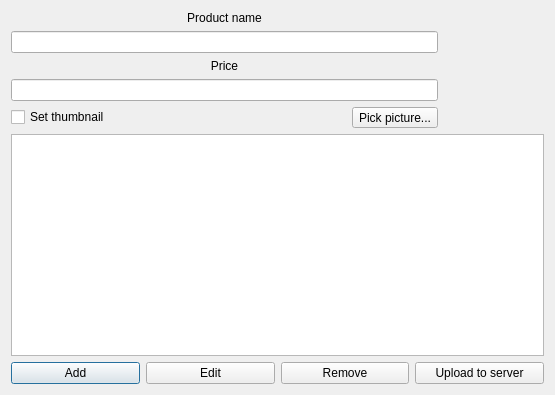
First picture: the form in addproductdialog.ui, repository iamOgunyinka/TragelPC, before the edit.
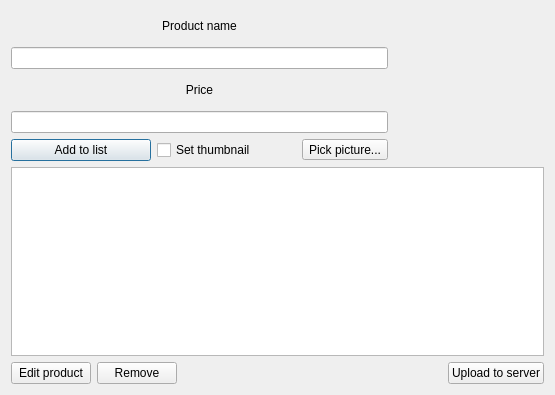
Second picture: the form after the edit.

```diff
--- a/addproductdialog.ui
+++ b/addproductdialog.ui
@@ -52,6 +52,13 @@
        </item>
        <item>
         <layout class="QHBoxLayout" name="horizontalLayout">
+         <item>
+          <widget class="QPushButton" name="add_item_button">
+           <property name="text">
+            <string>Add to list</string>
+           </property>
+          </widget>
+         </item>
          <item>
           <widget class="QCheckBox" name="upload_checkbox">
            <property name="text">
@@ -74,14 +81,14 @@
       <widget class="QLabel" name="image_preview">
        <property name="minimumSize">
         <size>
-         <width>100</width>
-         <height>100</height>
+         <width>150</width>
+         <height>150</height>
         </size>
        </property>
        <property name="maximumSize">
         <size>
-         <width>200</width>
-         <height>200</height>
+         <width>300</width>
+         <height>300</height>
         </size>
        </property>
        <property name="text">
@@ -96,17 +103,10 @@
    </item>
    <item>
     <layout class="QHBoxLayout" name="horizontalLayout_3">
-     <item>
-      <widget class="QPushButton" name="add_item_button">
-       <property name="text">
-        <string>Add</string>
-       </property>
-      </widget>
-     </item>
      <item>
       <widget class="QPushButton" name="edit_item_button">
        <property name="text">
-        <string>Edit</string>
+        <string>Edit product</string>
        </property>
       </widget>
      </item>
@@ -117,6 +117,19 @@
        </property>
       </widget>
      </item>
+     <item>
+      <spacer name="horizontalSpacer">
+       <property name="orientation">
+        <enum>Qt::Horizontal</enum>
+       </property>
+       <property name="sizeHint" stdset="0">
+        <size>
+         <width>40</width>
+         <height>20</height>
+        </size>
+       </property>
+      </spacer>
+     </item>
      <item>
       <widget class="QPushButton" name="upload_data_button">
        <property name="text">
```
Left out of the diff: 11 changed lines with no effect on the pictures.
